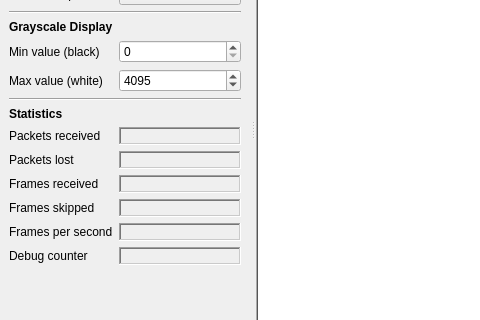
This is SpidrMpx3TV/spidrtv.ui in navrit/dexter as Qt 5 draws it before an edit; both pictures show x 0 to 480 and y 231 to 551 of the 928 by 722 pixel window. The edited form follows.
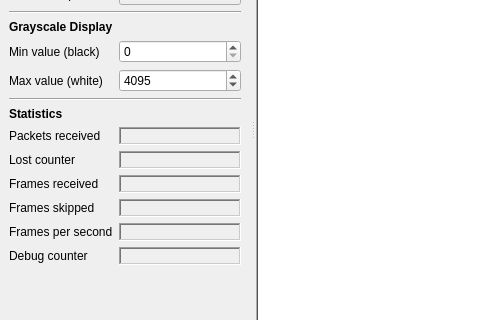
This is the edited form. Icons and pictures are not drawn.

Commit message: [SpidrMpx3TV] update of a GUI string

The edit to the form file:
```diff
--- a/SpidrMpx3TV/spidrtv.ui
+++ b/SpidrMpx3TV/spidrtv.ui
@@ -7,7 +7,7 @@
     <x>0</x>
     <y>0</y>
     <width>928</width>
-    <height>708</height>
+    <height>720</height>
    </rect>
   </property>
   <property name="windowTitle">
@@ -282,7 +282,7 @@
      <item row="22" column="0">
       <widget class="QLabel" name="label_6">
        <property name="text">
-        <string>Packets lost</string>
+        <string>Lost counter</string>
        </property>
       </widget>
      </item>
```
